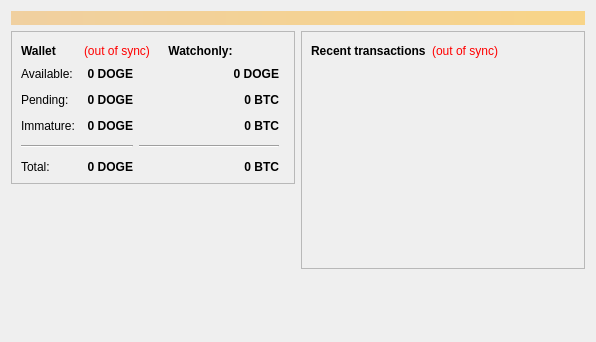
dogecoin/dogecoin, file src/qt/forms/overviewpage.ui: the form before one commit.
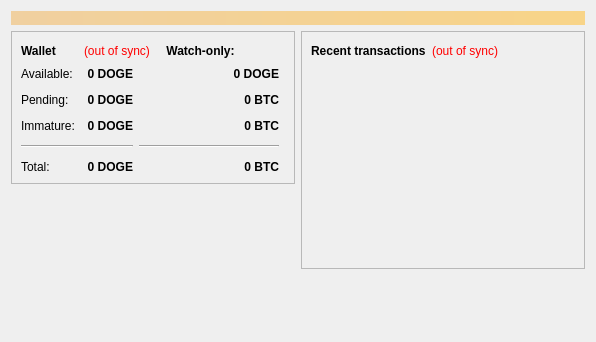
The form after the commit. Icons and pictures are not drawn.

Commit message:
qt: update some strings (squashed)
bd26fee qt: Update some messages after suggestions by translators (laanwj)
- *cannot* is more common, thus preferred to *can not*
- Use *Watch-only* instead of *Watchonly* as one word

c0e9548 qt: more watchonly -> watch-only (laanwj)

9fcb410 qt: Remove '0 BTC' placeholder from translation (laanwj)

Diff of the .ui file:
```diff
--- a/src/qt/forms/overviewpage.ui
+++ b/src/qt/forms/overviewpage.ui
@@ -89,7 +89,7 @@
                  </font>
                 </property>
                 <property name="text">
-                 <string>Watchonly:</string>
+                 <string>Watch-only:</string>
                 </property>
                 <property name="alignment">
                  <set>Qt::AlignCenter</set>
```
Left out of the diff: 16 changed lines with no effect on the pictures. The commit also changes 2 other files.
